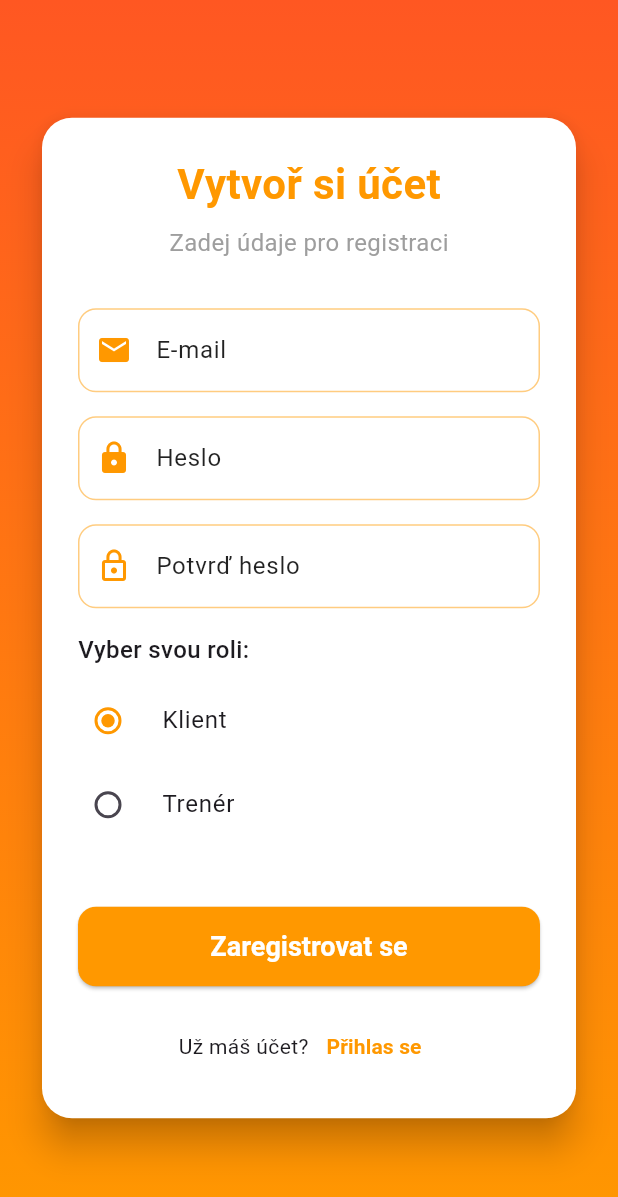
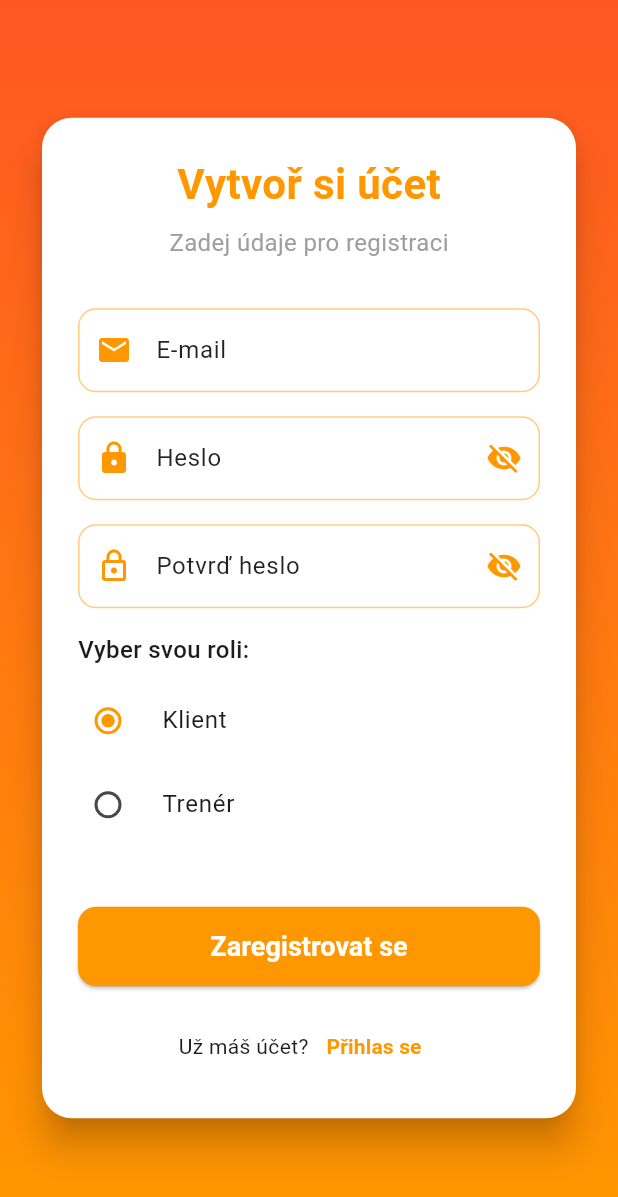
Before and after one commit to alesvcelka1/MaturitniProjekt, a Flutter app: the screen it shows after launch, after a tap on "Přihlásit se", after a tap on "Zaregistruj se", on a phone screen of 412 x 824 dp. Shown: the top 1197 px of the screen. Run offline on Flutter 3.47's test engine with Material 3 defaults, Android fonts, the light colour scheme and no system bars; our stand-ins replace cloud_firestore, firebase_auth, firebase_core; accounts and stored records are empty.

Commit message:
role_loginu+Login_statement

```diff
--- a/lib/auth_wrapper.dart
+++ b/lib/auth_wrapper.dart
@@ -15,17 +15,26 @@ class AuthWrapper extends StatelessWidget {
     return StreamBuilder<User?>(
       stream: authService.userStream,
       builder: (context, snapshot) {
+        if (snapshot.connectionState == ConnectionState.waiting) {
+          return const Scaffold(
+            body: Center(child: CircularProgressIndicator()),
+          );
+        }
+
         if (!snapshot.hasData) return LoginPage();
 
         return FutureBuilder<String?>(
-          future: authService.getUserRole(),
+          future: authService
+              .getUserRole()
+              .timeout(const Duration(seconds: 5), onTimeout: () => 'client'),
           builder: (context, snap) {
-            if (!snap.hasData) {
+            if (snap.connectionState == ConnectionState.waiting) {
               return const Scaffold(
                 body: Center(child: CircularProgressIndicator()),
               );
             }
 
+            // If user document missing or role unresolved, default to client to avoid endless loading
             final role = snap.data ?? 'client';
             if (role == 'trainer') {
               return const TrainerHome();
--- a/lib/main.dart
+++ b/lib/main.dart
@@ -1,10 +1,13 @@
 import 'package:flutter/material.dart';
 import 'package:firebase_core/firebase_core.dart';
 import 'auth_wrapper.dart';
+import 'firebase_options.dart';
 
 void main() async {
   WidgetsFlutterBinding.ensureInitialized();
-  await Firebase.initializeApp();
+  await Firebase.initializeApp(
+    options: DefaultFirebaseOptions.currentPlatform,
+  );
   runApp(const MyApp());
 }
 
--- a/lib/pages/login_page.dart
+++ b/lib/pages/login_page.dart
@@ -14,6 +14,7 @@ class _LoginPageState extends State<LoginPage> {
   final _formKey = GlobalKey<FormState>();
 
   bool _isLoading = false;
+  bool _obscurePassword = true;
   String? _errorMessage;
 
   Future<void> _login() async {
@@ -29,16 +30,27 @@ class _LoginPageState extends State<LoginPage> {
       _passwordController.text.trim(),
     );
 
-    setState(() {
-      _isLoading = false;
-      _errorMessage = error;
-    });
+    if (error == null) {
+      // Let AuthWrapper handle routing based on role; just stop loading here
+      if (!mounted) return;
+      setState(() => _isLoading = false);
+      return;
+    } else {
+      setState(() => _errorMessage = error);
+    }
+
+    if (mounted) {
+      setState(() => _isLoading = false);
+    }
   }
 
   @override
   Widget build(BuildContext context) {
     return Scaffold(
-      body: Container(
+      body: Stack(
+        children: [
+          // Background gradient
+          Container(
             decoration: const BoxDecoration(
               gradient: LinearGradient(
                 colors: [Colors.deepOrange, Colors.orange],
@@ -46,7 +58,10 @@ class _LoginPageState extends State<LoginPage> {
                 end: Alignment.bottomCenter,
               ),
             ),
-        child: Center(
+          ),
+
+          // Content
+          Center(
             child: SingleChildScrollView(
               padding: const EdgeInsets.all(24.0),
               child: Card(
@@ -89,7 +104,9 @@ class _LoginPageState extends State<LoginPage> {
                             if (value == null || value.isEmpty) {
                               return "Zadej svůj e-mail";
                             }
-                          if (!value.contains("@")) {
+                            final emailRegex =
+                                RegExp(r'^[^@]+@[^@]+\.[^@]+$');
+                            if (!emailRegex.hasMatch(value)) {
                               return "Zadej platný e-mail";
                             }
                             return null;
@@ -100,11 +117,24 @@ class _LoginPageState extends State<LoginPage> {
                         // Heslo
                         TextFormField(
                           controller: _passwordController,
-                        obscureText: true,
-                        decoration: const InputDecoration(
+                          obscureText: _obscurePassword,
+                          decoration: InputDecoration(
                             labelText: "Heslo",
-                          prefixIcon: Icon(Icons.lock, color: Colors.orange),
-                          border: OutlineInputBorder(),
+                            prefixIcon:
+                                const Icon(Icons.lock, color: Colors.orange),
+                            border: const OutlineInputBorder(),
+                            suffixIcon: IconButton(
+                              icon: Icon(
+                                _obscurePassword
+                                    ? Icons.visibility_off
+                                    : Icons.visibility,
+                                color: Colors.orange,
+                              ),
+                              onPressed: () {
+                                setState(() =>
+                                    _obscurePassword = !_obscurePassword);
+                              },
+                            ),
                           ),
                           validator: (value) {
                             if (value == null || value.isEmpty) {
@@ -134,14 +164,16 @@ class _LoginPageState extends State<LoginPage> {
                             style: ElevatedButton.styleFrom(
                               backgroundColor: Colors.orange,
                               foregroundColor: Colors.white,
-                            padding: const EdgeInsets.symmetric(vertical: 16),
+                              padding:
+                                  const EdgeInsets.symmetric(vertical: 16),
                               shape: RoundedRectangleBorder(
                                 borderRadius: BorderRadius.circular(12),
                               ),
                             ),
-                          child: _isLoading
-                              ? const CircularProgressIndicator(color: Colors.white)
-                              : const Text("Přihlásit se", style: TextStyle(fontSize: 18)),
+                            child: const Text(
+                              "Přihlásit se",
+                              style: TextStyle(fontSize: 18),
+                            ),
                           ),
                         ),
 
@@ -156,12 +188,16 @@ class _LoginPageState extends State<LoginPage> {
                               onPressed: () {
                                 Navigator.push(
                                   context,
-                                MaterialPageRoute(builder: (_) => RegisterPage()),
+                                  MaterialPageRoute(
+                                      builder: (_) => RegisterPage()),
                                 );
                               },
                               child: const Text(
                                 "Zaregistruj se",
-                              style: TextStyle(color: Colors.orange, fontWeight: FontWeight.bold),
+                                style: TextStyle(
+                                  color: Colors.orange,
+                                  fontWeight: FontWeight.bold,
+                                ),
                               ),
                             ),
                           ],
@@ -173,6 +209,16 @@ class _LoginPageState extends State<LoginPage> {
               ),
             ),
           ),
+
+          // Loader overlay
+          if (_isLoading)
+            Container(
+              color: Colors.black.withOpacity(0.3),
+              child: const Center(
+                child: CircularProgressIndicator(color: Colors.orange),
+              ),
+            ),
+        ],
       ),
     );
   }
--- a/lib/pages/register_page.dart
+++ b/lib/pages/register_page.dart
@@ -13,7 +13,10 @@ class _RegisterPageState extends State<RegisterPage> {
   String _role = "client";
   final _authService = AuthService();
   final _formKey = GlobalKey<FormState>();
+
   bool _isLoading = false;
+  bool _obscurePassword = true;
+  bool _obscureConfirmPassword = true;
   String? _errorMessage;
 
   Future<void> _register() async {
@@ -24,26 +27,52 @@ class _RegisterPageState extends State<RegisterPage> {
       _errorMessage = null;
     });
 
+    try {
       final error = await _authService.register(
         _emailController.text.trim(),
         _passwordController.text.trim(),
         _role,
       );
 
+      if (!mounted) return;
+
+      // OKAMŽITĚ vypnout loading po dokončení registrace
       setState(() {
         _isLoading = false;
         _errorMessage = error;
       });
 
       if (error == null) {
-      Navigator.pop(context); // zpět na login
+        // Zobrazit úspěšnou zprávu
+        ScaffoldMessenger.of(context).showSnackBar(
+          const SnackBar(
+            content: Text('Účet byl úspěšně vytvořen!'),
+            backgroundColor: Colors.green,
+            duration: Duration(seconds: 2),
+          ),
+        );
+
+        // Návrat na login stránku
+        await Future.delayed(const Duration(milliseconds: 500));
+        if (mounted) Navigator.pop(context);
+      }
+    } catch (e) {
+      if (!mounted) return;
+
+      setState(() {
+        _isLoading = false;
+        _errorMessage = 'Chyba při registraci: ${e.toString()}';
+      });
     }
   }
 
   @override
   Widget build(BuildContext context) {
     return Scaffold(
-      body: Container(
+      body: Stack(
+        children: [
+          // Background gradient
+          Container(
             decoration: const BoxDecoration(
               gradient: LinearGradient(
                 colors: [Colors.deepOrange, Colors.orange],
@@ -51,7 +80,10 @@ class _RegisterPageState extends State<RegisterPage> {
                 end: Alignment.bottomCenter,
               ),
             ),
-        child: Center(
+          ),
+
+          // Content
+          Center(
             child: SingleChildScrollView(
               padding: const EdgeInsets.all(24.0),
               child: Card(
@@ -82,6 +114,7 @@ class _RegisterPageState extends State<RegisterPage> {
                         ),
                         const SizedBox(height: 32),
 
+                        // Email
                         TextFormField(
                           controller: _emailController,
                           decoration: const InputDecoration(
@@ -93,7 +126,9 @@ class _RegisterPageState extends State<RegisterPage> {
                             if (value == null || value.isEmpty) {
                               return "Zadej e-mail";
                             }
-                          if (!value.contains("@")) {
+                            final emailRegex =
+                                RegExp(r'^[^@]+@[^@]+\.[^@]+$');
+                            if (!emailRegex.hasMatch(value)) {
                               return "Zadej platný e-mail";
                             }
                             return null;
@@ -101,13 +136,27 @@ class _RegisterPageState extends State<RegisterPage> {
                         ),
                         const SizedBox(height: 16),
 
+                        // Heslo
                         TextFormField(
                           controller: _passwordController,
-                        obscureText: true,
-                        decoration: const InputDecoration(
+                          obscureText: _obscurePassword,
+                          decoration: InputDecoration(
                             labelText: "Heslo",
-                          prefixIcon: Icon(Icons.lock, color: Colors.orange),
-                          border: OutlineInputBorder(),
+                            prefixIcon:
+                                const Icon(Icons.lock, color: Colors.orange),
+                            border: const OutlineInputBorder(),
+                            suffixIcon: IconButton(
+                              icon: Icon(
+                                _obscurePassword
+                                    ? Icons.visibility_off
+                                    : Icons.visibility,
+                                color: Colors.orange,
+                              ),
+                              onPressed: () {
+                                setState(() =>
+                                    _obscurePassword = !_obscurePassword);
+                              },
+                            ),
                           ),
                           validator: (value) {
                             if (value == null || value.isEmpty) {
@@ -121,13 +170,27 @@ class _RegisterPageState extends State<RegisterPage> {
                         ),
                         const SizedBox(height: 16),
 
+                        // Potvrzení hesla
                         TextFormField(
                           controller: _confirmPasswordController,
-                        obscureText: true,
-                        decoration: const InputDecoration(
+                          obscureText: _obscureConfirmPassword,
+                          decoration: InputDecoration(
                             labelText: "Potvrď heslo",
-                          prefixIcon: Icon(Icons.lock_outline, color: Colors.orange),
-                          border: OutlineInputBorder(),
+                            prefixIcon: const Icon(Icons.lock_outline,
+                                color: Colors.orange),
+                            border: const OutlineInputBorder(),
+                            suffixIcon: IconButton(
+                              icon: Icon(
+                                _obscureConfirmPassword
+                                    ? Icons.visibility_off
+                                    : Icons.visibility,
+                                color: Colors.orange,
+                              ),
+                              onPressed: () {
+                                setState(() => _obscureConfirmPassword =
+                                    !_obscureConfirmPassword);
+                              },
+                            ),
                           ),
                           validator: (value) {
                             if (value == null || value.isEmpty) {
@@ -141,11 +204,15 @@ class _RegisterPageState extends State<RegisterPage> {
                         ),
                         const SizedBox(height: 16),
 
+                        // Výběr role
                         const Align(
                           alignment: Alignment.centerLeft,
                           child: Text(
                             "Vyber svou roli:",
-                          style: TextStyle(fontSize: 16, fontWeight: FontWeight.w500),
+                            style: TextStyle(
+                              fontSize: 16,
+                              fontWeight: FontWeight.w500,
+                            ),
                           ),
                         ),
                         const SizedBox(height: 8),
@@ -157,7 +224,8 @@ class _RegisterPageState extends State<RegisterPage> {
                               groupValue: _role,
                               activeColor: Colors.orange,
                               contentPadding: EdgeInsets.zero,
-                            onChanged: (value) => setState(() => _role = value!),
+                              onChanged: (value) =>
+                                  setState(() => _role = value!),
                             ),
                             RadioListTile<String>(
                               title: const Text("Trenér"),
@@ -165,17 +233,22 @@ class _RegisterPageState extends State<RegisterPage> {
                               groupValue: _role,
                               activeColor: Colors.orange,
                               contentPadding: EdgeInsets.zero,
-                            onChanged: (value) => setState(() => _role = value!),
+                              onChanged: (value) =>
+                                  setState(() => _role = value!),
                             ),
                           ],
                         ),
                         const SizedBox(height: 24),
 
                         if (_errorMessage != null)
-                        Text(_errorMessage!, style: const TextStyle(color: Colors.red)),
+                          Text(
+                            _errorMessage!,
+                            style: const TextStyle(color: Colors.red),
+                          ),
 
                         const SizedBox(height: 16),
 
+                        // Registrace button
                         SizedBox(
                           width: double.infinity,
                           child: ElevatedButton(
@@ -183,14 +256,16 @@ class _RegisterPageState extends State<RegisterPage> {
                             style: ElevatedButton.styleFrom(
                               backgroundColor: Colors.orange,
                               foregroundColor: Colors.white,
-                            padding: const EdgeInsets.symmetric(vertical: 16),
+                              padding:
+                                  const EdgeInsets.symmetric(vertical: 16),
                               shape: RoundedRectangleBorder(
                                 borderRadius: BorderRadius.circular(12),
                               ),
                             ),
-                          child: _isLoading
-                              ? const CircularProgressIndicator(color: Colors.white)
-                              : const Text("Zaregistrovat se", style: TextStyle(fontSize: 18)),
+                            child: const Text(
+                              "Zaregistrovat se",
+                              style: TextStyle(fontSize: 18),
+                            ),
                           ),
                         ),
 
@@ -202,10 +277,17 @@ class _RegisterPageState extends State<RegisterPage> {
                           children: [
                             const Text("Už máš účet?"),
                             TextButton(
-                            onPressed: () => Navigator.pop(context),
-                            child: const Text(
+                              onPressed: _isLoading
+                                  ? null
+                                  : () => Navigator.pop(context),
+                              child: Text(
                                 "Přihlas se",
-                              style: TextStyle(color: Colors.orange, fontWeight: FontWeight.bold),
+                                style: TextStyle(
+                                  color: _isLoading
+                                      ? Colors.grey
+                                      : Colors.orange,
+                                  fontWeight: FontWeight.bold,
+                                ),
                               ),
                             ),
                           ],
@@ -217,6 +299,16 @@ class _RegisterPageState extends State<RegisterPage> {
               ),
             ),
           ),
+
+          // Loader overlay
+          if (_isLoading)
+            Container(
+              color: Colors.black.withOpacity(0.3),
+              child: const Center(
+                child: CircularProgressIndicator(color: Colors.orange),
+              ),
+            ),
+        ],
       ),
     );
   }
```
Also changed, not shown: lib/services/auth_service.dart (+48 -7 lines). Lines whose indentation alone changed are shown as unchanged.
